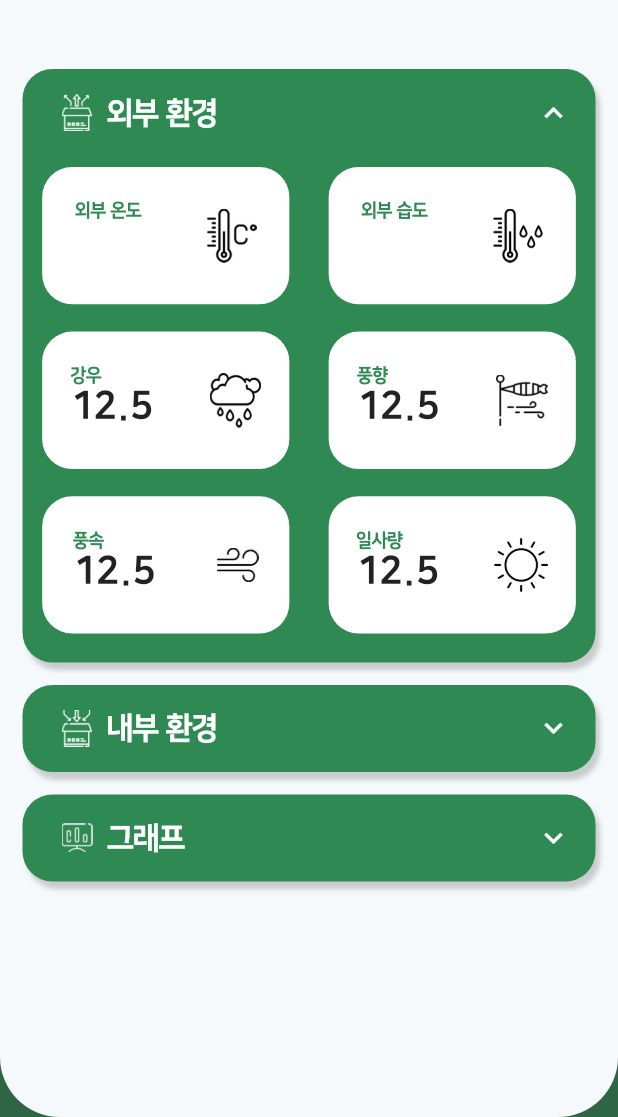
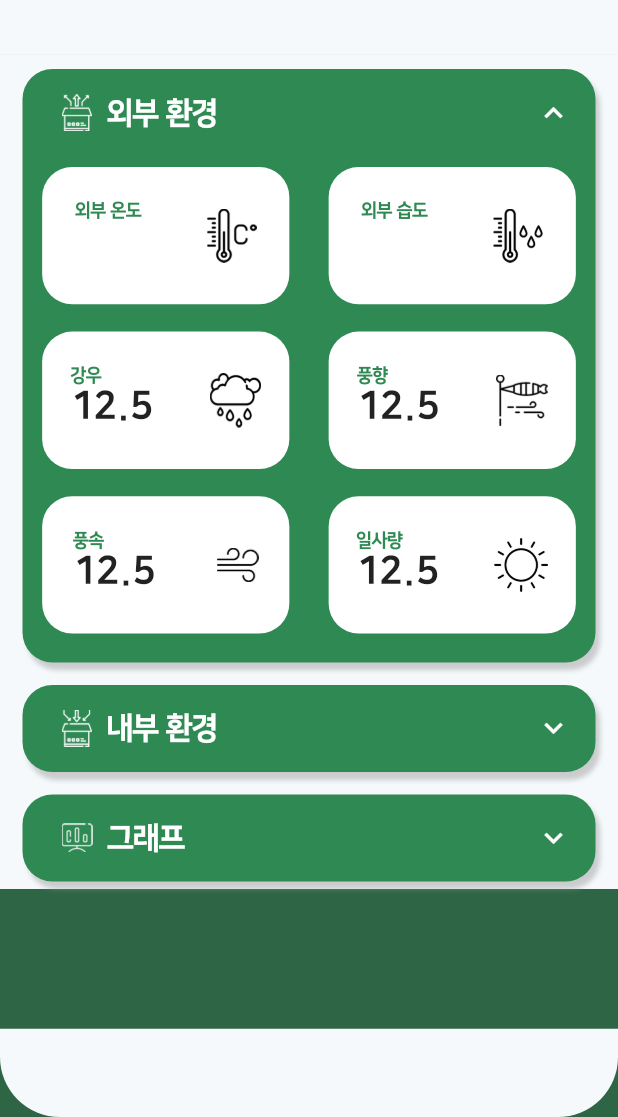
Before and after one commit to Aaron-Han-0523/Smartfarm, a Flutter app: the SensorPage screen opened directly, on a phone screen of 412 x 824 dp, the part 119-1236 px from its top. Run offline on Flutter 3.47's test engine with Material 2 defaults, Android fonts, the phone set to English and light mode, and no system bars; our stand-ins replace chewie, convex_bottom_bar, dio, dropdown_search, firebase_core, firebase_messaging and 8 more; missing offline and left inert: dart:ffi, flutter_vlc_player, mqtt_client, ndialog; accounts and stored records are empty; network calls fail.

Commit message:
KWHY-138[+] edit bottom design

```diff
--- a/lib/pages/sensor_page.dart
+++ b/lib/pages/sensor_page.dart
@@ -63,11 +63,12 @@ class _SensorPageState extends State<SensorPage> {
     return Scaffold(
       backgroundColor: Color(0xff2E6645),
       body: Container(
+        // height: Get.height * 1 / 2,
         // color: Color(0xffF5F9FC),
-        decoration: BoxDecoration(
-          color: Color(0xffF5F9FC),
-          borderRadius: BorderRadius.circular(40),
-        ),
+        // decoration: BoxDecoration(
+        //   color: Color(0xffF5F9FC),
+        //   borderRadius: BorderRadius.circular(40),
+        // ),
         child: CustomScrollView(
           slivers: <Widget>[
             SliverAppBar(
@@ -104,7 +105,6 @@ class _SensorPageState extends State<SensorPage> {
                       ),
                       alignment: Alignment.center,
                       // color: Color(0xffF5F9FC),
-
                       child: Column(
                         children: [
                           MyAccordian(),
@@ -120,6 +120,15 @@ class _SensorPageState extends State<SensorPage> {
             ),
           ],
         ),
+      ),
+      bottomNavigationBar: Container(
+        height: Get.height * 1 / 14,
+        decoration: BoxDecoration(
+            color: Color(0xffF5F9FC),
+            borderRadius: BorderRadius.only(
+                bottomLeft: Radius.circular(40.0),
+                bottomRight: Radius.circular(40.0)),
+            border: null),
       ),
     );
   }
@@ -252,7 +261,6 @@ class _MyAccordian2State extends State<MyAccordian2> {
                       height:
                           (Get.height * 1 / 9) * (innerData.length ~/ 2 + 0.4),
                       child: GridView.count(
-                        primary: false,
                         childAspectRatio:
                             (Get.width * 0.4) / (Get.height * 1 / 9),
                         // Create a grid with 2 columns. If you change the scrollDirection to
```
Also changed, not shown: lib/pages/cctv_page.dart (+15 -6 lines), lib/pages/environment_page.dart (+17 -21 lines), lib/pages/soilControl_page.dart (+12 -7 lines).
